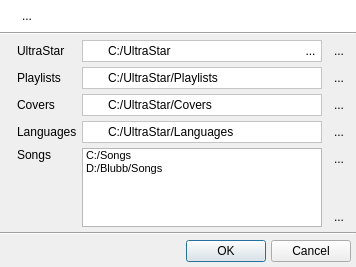
The window that uman/src/preferences/QUPathsDialog.ui (UltraStar-Deluxe/UltraStar-Manager) describes before a commit, drawn with Qt 5.
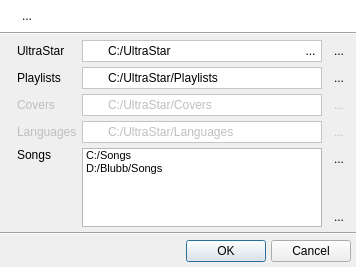
The same window after the commit. Icons and pictures are not drawn.

What changed in the file:
```diff
--- a/uman/src/preferences/QUPathsDialog.ui
+++ b/uman/src/preferences/QUPathsDialog.ui
@@ -483,6 +483,9 @@
      </item>
      <item row="2" column="1">
       <widget class="QLabel" name="label_9">
+       <property name="enabled">
+        <bool>false</bool>
+       </property>
        <property name="text">
         <string>Covers</string>
        </property>
@@ -490,6 +493,9 @@
      </item>
      <item row="2" column="2">
       <widget class="QFrame" name="frame_4">
+       <property name="enabled">
+        <bool>false</bool>
+       </property>
        <property name="palette">
         <palette>
          <active>
@@ -610,6 +616,9 @@
      </item>
      <item row="2" column="3">
       <widget class="QToolButton" name="browseCoverBtn">
+       <property name="enabled">
+        <bool>false</bool>
+       </property>
        <property name="text">
         <string>...</string>
        </property>
@@ -634,6 +643,9 @@
      </item>
      <item row="3" column="1">
       <widget class="QLabel" name="label_12">
+       <property name="enabled">
+        <bool>false</bool>
+       </property>
        <property name="text">
         <string>Languages</string>
        </property>
@@ -641,6 +653,9 @@
      </item>
      <item row="3" column="2">
       <widget class="QFrame" name="frame_5">
+       <property name="enabled">
+        <bool>false</bool>
+       </property>
        <property name="palette">
         <palette>
          <active>
@@ -761,6 +776,9 @@
      </item>
      <item row="3" column="3">
       <widget class="QToolButton" name="browseLangBtn">
+       <property name="enabled">
+        <bool>false</bool>
+       </property>
        <property name="text">
         <string>...</string>
        </property>
```
Left out of the diff: 50 changed lines with no effect on the pictures.
